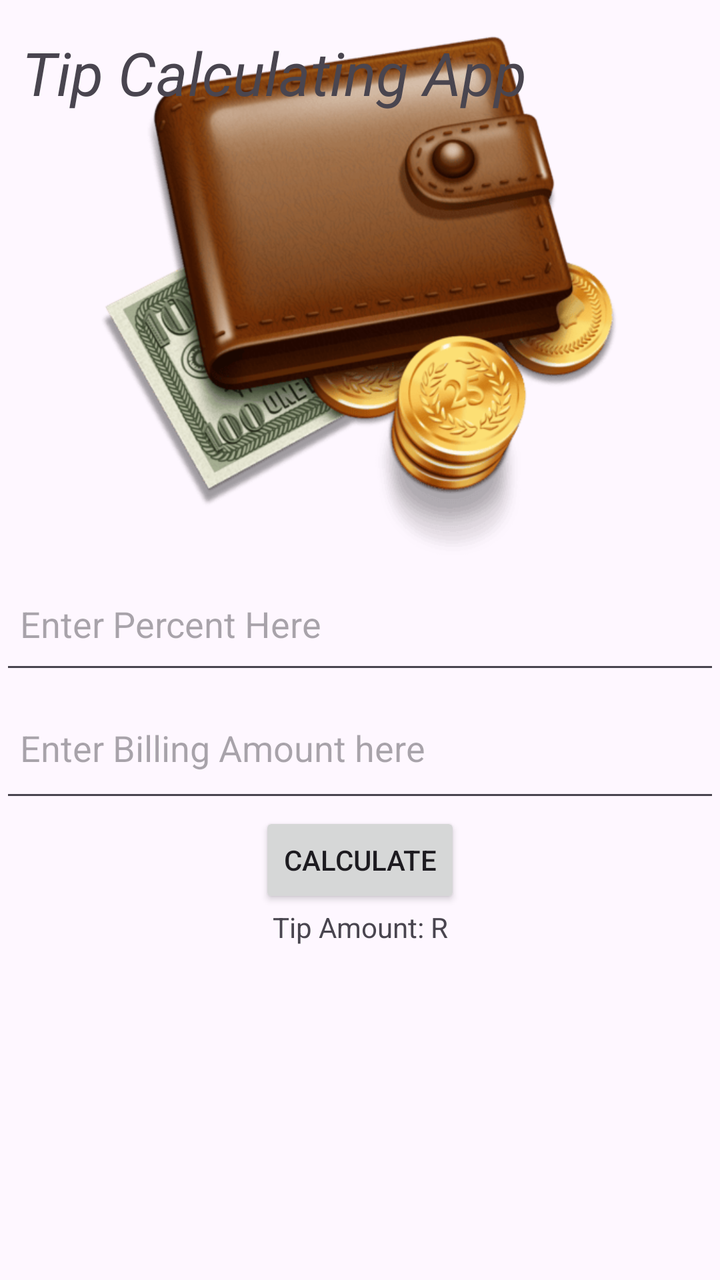
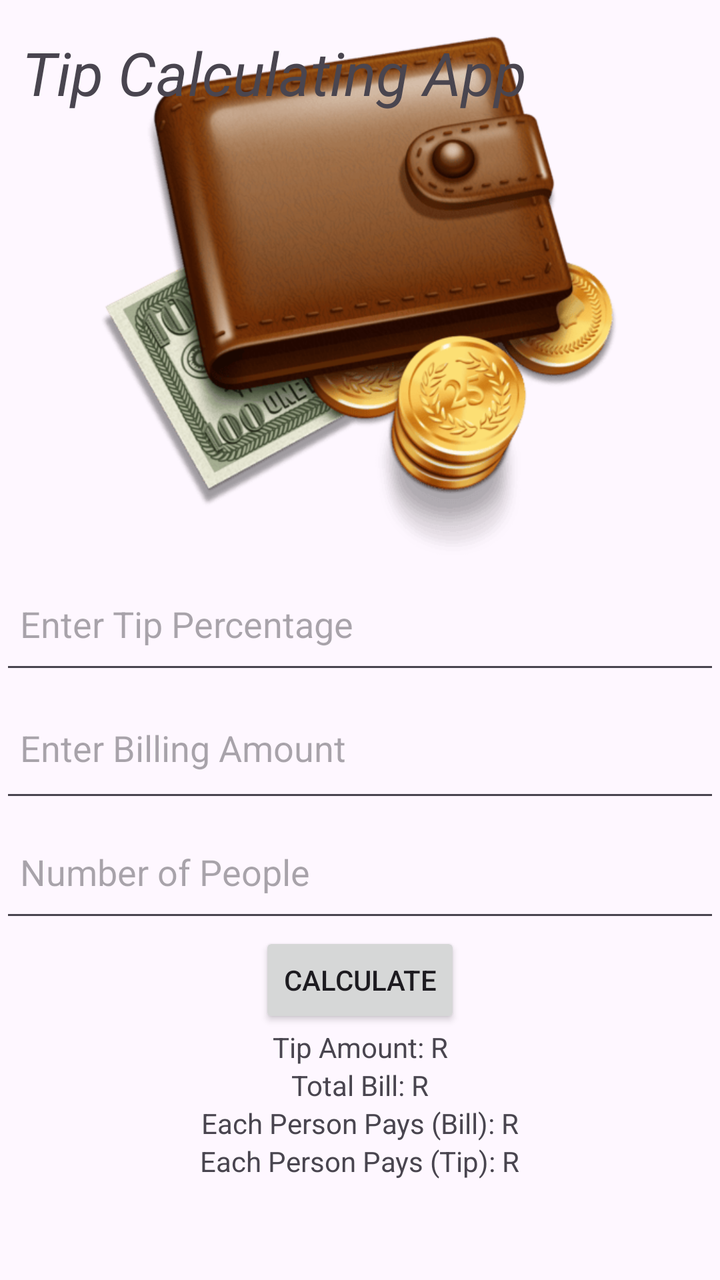

Two renders of the same Android screen: before a commit and after it. Below are the layout's source before the change and the commit's diff.
<!-- AndroidManifest.xml: application theme Theme.Ice -->
<!-- res/layout/activity_main.xml -->
<?xml version="1.0" encoding="utf-8"?>
<androidx.constraintlayout.widget.ConstraintLayout xmlns:android="http://schemas.android.com/apk/res/android"
    xmlns:app="http://schemas.android.com/apk/res-auto"
    xmlns:tools="http://schemas.android.com/tools"
    android:id="@+id/main"
    android:layout_width="match_parent"
    android:layout_height="match_parent"
    tools:context=".MainActivity">

    <ImageView
        android:id="@+id/imageTip"
        android:layout_width="326dp"
        android:layout_height="266dp"
        android:layout_marginTop="16dp"
        app:layout_constraintEnd_toEndOf="parent"
        app:layout_constraintHorizontal_bias="0.494"
        app:layout_constraintStart_toStartOf="parent"
        app:layout_constraintTop_toTopOf="parent"
        app:srcCompat="@drawable/icee" />

    <EditText
        android:id="@+id/edtTipPercentage"
        android:layout_width="0dp"
        android:layout_height="60dp"
        android:hint="Enter Percent Here"
        android:inputType="number"
        app:layout_constraintTop_toBottomOf="@+id/imageTip"
        app:layout_constraintStart_toStartOf="parent"
        app:layout_constraintEnd_toEndOf="parent"
        android:padding="10dp"
        />
    <EditText
        android:id="@+id/edtBillAmt"
        android:layout_width="0dp"
        android:layout_height="64dp"
        android:hint="Enter Billing Amount here"
        android:inputType="numberDecimal"
        app:layout_constraintTop_toBottomOf="@+id/edtTipPercentage"
        app:layout_constraintStart_toStartOf="parent"
        app:layout_constraintEnd_toEndOf="parent"
        android:padding="10dp"
        />
    <Button
        android:id="@+id/btnCalculate"
        android:layout_width="wrap_content"
        android:layout_height="wrap_content"
        android:text="Calculate"
        app:layout_constraintTop_toBottomOf="@+id/edtBillAmt"
        app:layout_constraintStart_toStartOf="parent"
        app:layout_constraintEnd_toEndOf="parent"
        />

    <TextView
        android:id="@+id/txtTip"
        android:layout_width="wrap_content"
        android:layout_height="wrap_content"
        android:text="Tip Amount: R"
        app:layout_constraintTop_toBottomOf="@+id/btnCalculate"
        app:layout_constraintStart_toStartOf="parent"
        app:layout_constraintEnd_toEndOf="parent"
        />

    <TextView
        android:id="@+id/txtTitle"
        android:layout_width="wrap_content"
        android:layout_height="60dp"
        android:text="Tip Calculating App"
        android:textSize="30dp"
        android:textStyle="italic"
        app:layout_constraintEnd_toEndOf="parent"
        app:layout_constraintHorizontal_bias="0.101"
        app:layout_constraintStart_toStartOf="parent"

        app:layout_constraintTop_toTopOf="@+id/imageTip" />

</androidx.constraintlayout.widget.ConstraintLayout>
<!-- resources referenced by this layout -->
<resources>
  <!-- drawable icee: png bitmap (drawable, 77606 bytes) -->
  <style name="Theme.Ice" parent="Base.Theme.Ice" />
  <style name="Base.Theme.Ice" parent="Theme.Material3.DayNight.NoActionBar">
          
          
      </style>
</resources>

<!-- the commit's change to res/layout/activity_main.xml (unified diff, before → after) -->
@@ -22,43 +22,79 @@
         android:id="@+id/edtTipPercentage"
         android:layout_width="0dp"
         android:layout_height="60dp"
-        android:hint="Enter Percent Here"
+        android:hint="Enter Tip Percentage"
         android:inputType="number"
-        app:layout_constraintTop_toBottomOf="@+id/imageTip"
+        android:padding="10dp"
+        app:layout_constraintEnd_toEndOf="parent"
         app:layout_constraintStart_toStartOf="parent"
-        app:layout_constraintEnd_toEndOf="parent"
-        android:padding="10dp"
-        />
+        app:layout_constraintTop_toBottomOf="@+id/imageTip" />
+
     <EditText
         android:id="@+id/edtBillAmt"
         android:layout_width="0dp"
         android:layout_height="64dp"
-        android:hint="Enter Billing Amount here"
+        android:hint="Enter Billing Amount"
         android:inputType="numberDecimal"
-        app:layout_constraintTop_toBottomOf="@+id/edtTipPercentage"
+        android:padding="10dp"
+        app:layout_constraintEnd_toEndOf="parent"
         app:layout_constraintStart_toStartOf="parent"
+        app:layout_constraintTop_toBottomOf="@+id/edtTipPercentage" />
+
+    <EditText
+        android:id="@+id/edtPeople"
+        android:layout_width="0dp"
+        android:layout_height="60dp"
+        android:hint="Number of People"
+        android:inputType="number"
+        android:padding="10dp"
         app:layout_constraintEnd_toEndOf="parent"
-        android:padding="10dp"
-        />
+        app:layout_constraintStart_toStartOf="parent"
+        app:layout_constraintTop_toBottomOf="@+id/edtBillAmt" />
+
     <Button
         android:id="@+id/btnCalculate"
         android:layout_width="wrap_content"
         android:layout_height="wrap_content"
         android:text="Calculate"
-        app:layout_constraintTop_toBottomOf="@+id/edtBillAmt"
+        app:layout_constraintEnd_toEndOf="parent"
         app:layout_constraintStart_toStartOf="parent"
-        app:layout_constraintEnd_toEndOf="parent"
-        />
+        app:layout_constraintTop_toBottomOf="@+id/edtPeople" />
 
     <TextView
         android:id="@+id/txtTip"
         android:layout_width="wrap_content"
         android:layout_height="wrap_content"
         android:text="Tip Amount: R"
-        app:layout_constraintTop_toBottomOf="@+id/btnCalculate"
+        app:layout_constraintEnd_toEndOf="parent"
         app:layout_constraintStart_toStartOf="parent"
+        app:layout_constraintTop_toBottomOf="@+id/btnCalculate" />
+
+    <TextView
+        android:id="@+id/txtTotalBill"
+        android:layout_width="wrap_content"
+        android:layout_height="wrap_content"
+        android:text="Total Bill: R"
         app:layout_constraintEnd_toEndOf="parent"
-        />
+        app:layout_constraintStart_toStartOf="parent"
+        app:layout_constraintTop_toBottomOf="@+id/txtTip" />
+
+    <TextView
+        android:id="@+id/txtSplitBill"
+        android:layout_width="wrap_content"
+        android:layout_height="wrap_content"
+        android:text="Each Person Pays (Bill): R"
+        app:layout_constraintEnd_toEndOf="parent"
+        app:layout_constraintStart_toStartOf="parent"
+        app:layout_constraintTop_toBottomOf="@+id/txtTotalBill" />
+
+    <TextView
+        android:id="@+id/txtSplitTip"
+        android:layout_width="wrap_content"
+        android:layout_height="wrap_content"
+        android:text="Each Person Pays (Tip): R"
+        app:layout_constraintEnd_toEndOf="parent"
+        app:layout_constraintStart_toStartOf="parent"
+        app:layout_constraintTop_toBottomOf="@+id/txtSplitBill" />
 
     <TextView
         android:id="@+id/txtTitle"
@@ -70,7 +106,6 @@
         app:layout_constraintEnd_toEndOf="parent"
         app:layout_constraintHorizontal_bias="0.101"
         app:layout_constraintStart_toStartOf="parent"
-
         app:layout_constraintTop_toTopOf="@+id/imageTip" />
 
 </androidx.constraintlayout.widget.ConstraintLayout>
